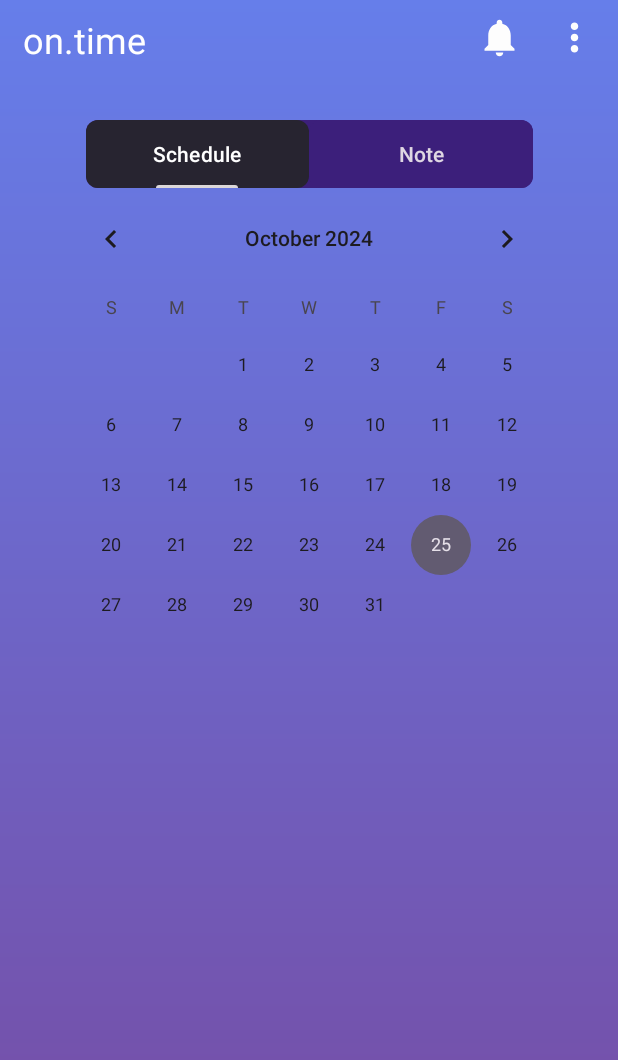
After one commit to VinhGiang731/To-Do-List-App, an Android app: the Schedule_fragment screen opened directly, with no data from a screen before it, on a phone screen of 412 x 824 dp. The commit adds this screen. Shown: the top 1060 px of the screen. Run offline under Robolectric (Android 15) with nearby library versions, the phone set to English and light mode, and no system bars.

Commit message:
fix bug in MakeNoteActivity.kt

```diff
--- a/app/src/main/java/com/example/to_do_list/MakeNoteActivity.kt
+++ b/app/src/main/java/com/example/to_do_list/MakeNoteActivity.kt
@@ -11,7 +11,7 @@ class MakeNoteActivity : AppCompatActivity() {
     private lateinit var binding: ActivityMakenoteBinding
     override fun onCreate(savedInstanceState: Bundle?) {
         super.onCreate(savedInstanceState)
-
+        enableEdgeToEdge()
         binding = ActivityMakenoteBinding.inflate(layoutInflater)
         setContentView(binding.root)
         AddEventBtnMore()
--- /dev/null
+++ b/app/src/main/java/com/example/to_do_list/Schedule_fragment.kt
@@ -0,0 +1,18 @@
+package com.example.to_do_list
+
+import android.os.Bundle
+import androidx.fragment.app.Fragment
+import android.view.View
+import com.example.to_do_list.databinding.FragmentScheduleViewBinding
+
+
+class Schedule_fragment : Fragment(R.layout.fragment_schedule_view) {
+   private lateinit var binding: FragmentScheduleViewBinding
+
+    override fun onViewCreated(view: View, savedInstanceState: Bundle?) {
+        super.onViewCreated(view, savedInstanceState)
+        binding = FragmentScheduleViewBinding.inflate(layoutInflater)
+    }
+
+
+}
--- a/app/src/main/java/com/example/to_do_list/viewPagerAdapter.kt
+++ b/app/src/main/java/com/example/to_do_list/viewPagerAdapter.kt
@@ -13,7 +13,7 @@ class viewPagerAdapter(fragmentManager: FragmentManager, lifecycle: Lifecycle) :
     override fun createFragment(position: Int): Fragment {
         return when (position){
             0 -> {
-                Schedul_fragment()
+                Schedule_fragment()
             } else -> {
                 Note_fragment()
             }
--- a/app/src/main/res/layout/activity_makenote.xml
+++ b/app/src/main/res/layout/activity_makenote.xml
@@ -8,7 +8,6 @@
     android:background="@drawable/activity_background"
     android:fitsSystemWindows="true"
     tools:context=".MakeNoteActivity">
-
 
     <androidx.constraintlayout.widget.ConstraintLayout
         android:id="@+id/ln_1"
@@ -78,6 +77,7 @@
         android:layout_width="match_parent"
         android:layout_height="450dp"
         app:layout_constraintEnd_toEndOf="parent"
+        app:layout_constraintHorizontal_bias="0.0"
         app:layout_constraintStart_toStartOf="parent"
         app:layout_constraintTop_toBottomOf="@+id/tbl_options" />
 
--- a/app/src/main/res/layout/fragment_schedul_view.xml
+++ b/app/src/main/res/layout/fragment_schedule_view.xml
@@ -1,16 +1,19 @@
 <?xml version="1.0" encoding="utf-8"?>
-<androidx.constraintlayout.widget.ConstraintLayout xmlns:android="http://schemas.android.com/apk/res/android"
+<LinearLayout xmlns:android="http://schemas.android.com/apk/res/android"
     xmlns:app="http://schemas.android.com/apk/res-auto"
     xmlns:tools="http://schemas.android.com/tools"
-    android:layout_width="match_parent"
-    android:layout_height="match_parent"
-    tools:context=".Schedul_fragment">
+    android:layout_width="wrap_content"
+    android:layout_height="wrap_content"
+    android:orientation="vertical"
+    android:fitsSystemWindows="true"
+    tools:context=".Schedule_fragment">
 
     <CalendarView
-        android:id="@+id/calendarView"
+        android:id="@+id/cld_schedule"
+        android:layout_gravity="center"
         android:layout_width="wrap_content"
         android:layout_height="wrap_content"
         app:layout_constraintEnd_toEndOf="parent"
         app:layout_constraintStart_toStartOf="parent"
         app:layout_constraintTop_toTopOf="parent" />
-</androidx.constraintlayout.widget.ConstraintLayout>
+</LinearLayout>
```
Also changed, not shown: app/src/main/java/com/example/to_do_list/Schedul_fragment.kt (deleted, +0 -20 lines), app/src/main/res/layout/fragment_note_view.xml (+7 -7 lines).
